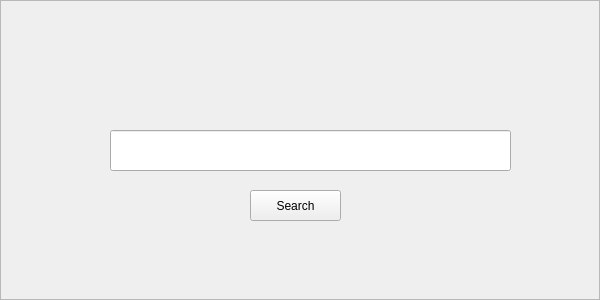
AyazAhmadov/YTDL, file ui/main_window.ui: the form before one commit.
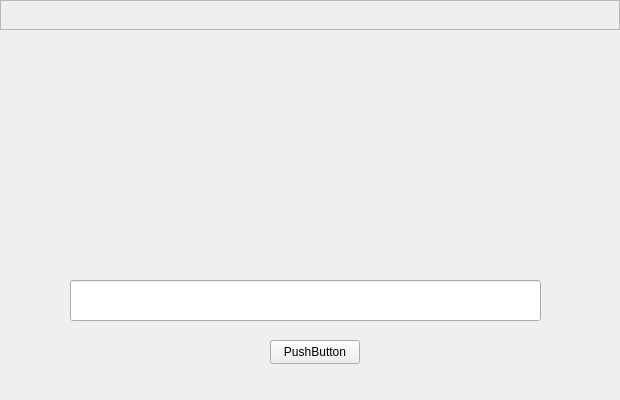
The form after the commit.

```diff
--- a/ui/main_window.ui
+++ b/ui/main_window.ui
@@ -6,75 +6,66 @@
    <rect>
     <x>0</x>
     <y>0</y>
-    <width>600</width>
-    <height>300</height>
+    <width>620</width>
+    <height>400</height>
    </rect>
   </property>
   <property name="windowTitle">
    <string>MainWindow</string>
   </property>
   <widget class="QWidget" name="centralwidget">
-   <layout class="QVBoxLayout" name="verticalLayout">
-    <property name="spacing">
-     <number>0</number>
+   <widget class="QLabel" name="label">
+    <property name="geometry">
+     <rect>
+      <x>210</x>
+      <y>60</y>
+      <width>192</width>
+      <height>192</height>
+     </rect>
     </property>
-    <property name="leftMargin">
-     <number>0</number>
+    <property name="text">
+     <string/>
     </property>
-    <property name="topMargin">
-     <number>0</number>
+   </widget>
+   <widget class="QFrame" name="frame">
+    <property name="geometry">
+     <rect>
+      <x>0</x>
+      <y>0</y>
+      <width>620</width>
+      <height>30</height>
+     </rect>
     </property>
-    <property name="rightMargin">
-     <number>0</number>
-    </property>
-    <property name="bottomMargin">
-     <number>0</number>
-    </property>
-    <item>
-     <widget class="QFrame" name="main_frame">
       <property name="frameShape">
        <enum>QFrame::StyledPanel</enum>
       </property>
       <property name="frameShadow">
        <enum>QFrame::Raised</enum>
       </property>
-      <widget class="QPushButton" name="search_button">
-       <property name="geometry">
-        <rect>
-         <x>250</x>
-         <y>190</y>
-         <width>91</width>
-         <height>31</height>
-        </rect>
-       </property>
-       <property name="font">
-        <font/>
-       </property>
-       <property name="text">
-        <string>Search</string>
-       </property>
-      </widget>
-      <widget class="QLineEdit" name="url_edit">
+   </widget>
+   <widget class="QLineEdit" name="lineEdit">
        <property name="geometry">
         <rect>
-         <x>110</x>
-         <y>130</y>
-         <width>401</width>
+      <x>70</x>
+      <y>280</y>
+      <width>471</width>
          <height>41</height>
         </rect>
        </property>
-       <property name="font">
-        <font>
-         <pointsize>15</pointsize>
-        </font>
+   </widget>
+   <widget class="QPushButton" name="pushButton">
+    <property name="geometry">
+     <rect>
+      <x>270</x>
+      <y>340</y>
+      <width>90</width>
+      <height>24</height>
+     </rect>
        </property>
        <property name="text">
-        <string/>
-       </property>
-      </widget>
-     </widget>
-    </item>
-   </layout>
+     <string>PushButton</string>
+    </property>
+   </widget>
   </widget>
  </widget>
  <resources/>
```
Lines whose indentation alone changed are shown as unchanged.
